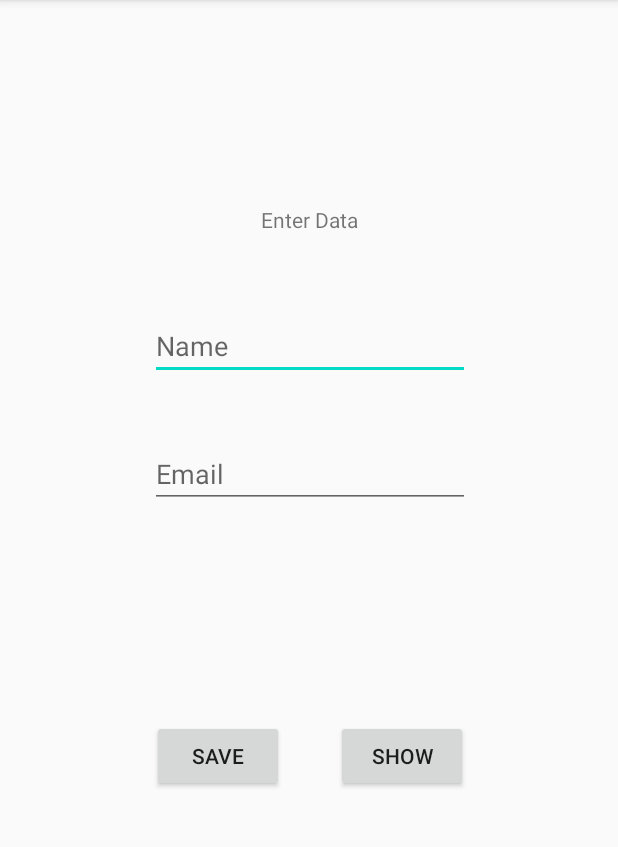
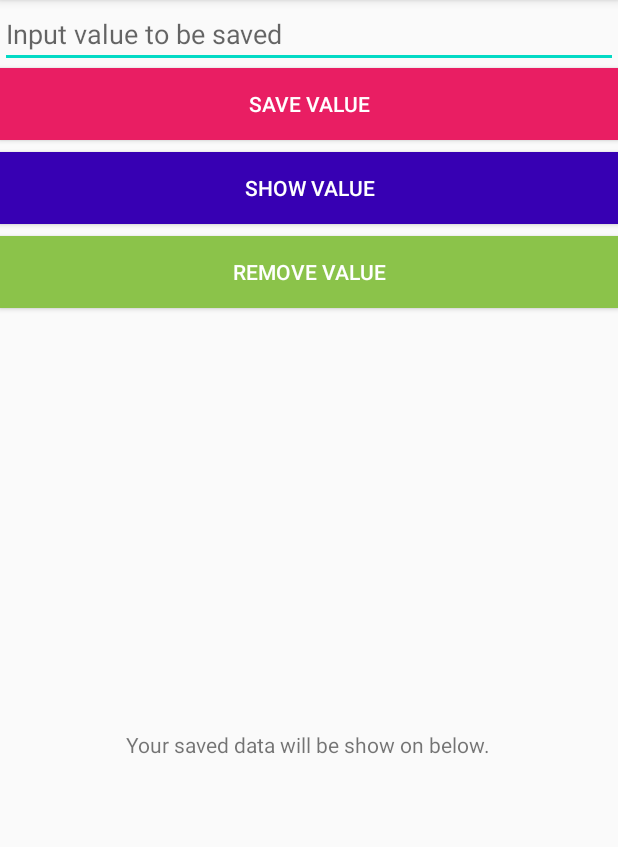
Before and after one commit to cristinashuw/SharedPreferences, an Android app: the screen it shows after launch (MainActivity before the commit, MainActivity2 after it), on a phone screen of 412 x 824 dp, the part 84-931 px from its top. Run offline under Robolectric (Android 15) with nearby library versions, the phone set to English and light mode, and no system bars.

Commit message:
Local storage for store data.

```diff
--- a/app/src/main/AndroidManifest.xml
+++ b/app/src/main/AndroidManifest.xml
@@ -9,7 +9,8 @@
         android:roundIcon="@mipmap/ic_launcher_round"
         android:supportsRtl="true"
         android:theme="@style/AppTheme">
-        <activity android:name=".MainActivity">
+<!--        <activity android:name=".MainActivity2"></activity>-->
+        <activity android:name=".MainActivity2">
             <intent-filter>
                 <action android:name="android.intent.action.MAIN" />
 
--- /dev/null
+++ b/app/src/main/java/com/cristinashuw/passdata/MainActivity2.java
@@ -0,0 +1,99 @@
+package com.cristinashuw.passdata;
+
+import androidx.appcompat.app.AppCompatActivity;
+
+import android.content.SharedPreferences;
+import android.os.Bundle;
+import android.view.View;
+import android.widget.Button;
+import android.widget.EditText;
+import android.widget.TextView;
+import android.widget.Toast;
+
+public class MainActivity2 extends AppCompatActivity {
+
+    EditText input;
+    Button save_data;
+    Button show_value;
+    TextView show_data;
+    Button remove_data;
+
+    @Override
+    protected void onCreate(Bundle savedInstanceState) {
+        super.onCreate(savedInstanceState);
+        setContentView(R.layout.activity_main2);
+
+        input = findViewById(R.id.input);
+        save_data = findViewById(R.id.save_value);
+        show_data = findViewById(R.id.show_value_text);
+        show_value = findViewById(R.id.show_value);
+        remove_data = findViewById(R.id.remove_value);
+
+        save_data.setOnClickListener(new View.OnClickListener() {
+            @Override
+            public void onClick(View view) {
+                if (input.getText().toString().isEmpty()) {
+                    Toast.makeText(MainActivity2.this, "Please Enter Data", Toast.LENGTH_SHORT).show();
+                    input.setError("Please input");
+                    input.requestFocus();
+                    return;
+                }
+                saveData("key_1", input.getText().toString());
+                input.setText("");
+            }
+        });
+
+        show_value.setOnClickListener(new View.OnClickListener() {
+            @Override
+            public void onClick(View view) {
+                String data = getData("key_1");
+
+                if (data == null) {
+                    show_data.setText("No value set.");
+                }
+                else {
+                    show_data.setText(data);
+                }
+            }
+        });
+
+        remove_data.setOnClickListener(new View.OnClickListener() {
+            @Override
+            public void onClick(View view) {
+                removeData("key_1");
+            }
+        });
+    }
+
+
+    //    save data from input
+    private void saveData(String key, String value) {
+        SharedPreferences sharedPreferences = getSharedPreferences("MyPref", 0);
+        SharedPreferences.Editor editor = sharedPreferences.edit();
+
+        editor.putString(key, value);
+        editor.apply();
+
+    }
+
+//    get saved data
+    private String getData(String key) {
+        SharedPreferences sharedPreferences = getSharedPreferences("MyPref", 0);
+        if (sharedPreferences.contains(key)) {
+            String data = sharedPreferences.getString(key, null);
+            return data;
+        }
+        else {
+            return null;
+        }
+
+    }
+
+//    remove data from share preferences
+    private void removeData(String key) {
+        SharedPreferences sharedPreferences = getSharedPreferences("MyPref", 0);
+        SharedPreferences.Editor editor = sharedPreferences.edit();
+        editor.remove(key);
+        editor.apply();
+    }
+}
--- /dev/null
+++ b/app/src/main/res/layout/activity_main2.xml
@@ -0,0 +1,84 @@
+<?xml version="1.0" encoding="utf-8"?>
+<androidx.constraintlayout.widget.ConstraintLayout xmlns:android="http://schemas.android.com/apk/res/android"
+    xmlns:app="http://schemas.android.com/apk/res-auto"
+    xmlns:tools="http://schemas.android.com/tools"
+    android:layout_width="match_parent"
+    android:layout_height="match_parent"
+    tools:context=".MainActivity2"
+    android:orientation="horizontal">
+
+    <EditText
+        android:id="@+id/input"
+        android:layout_width="match_parent"
+        android:layout_height="wrap_content"
+        android:autofillHints=""
+        android:hint="@string/input_value_to_be_saved"
+        android:inputType=""
+        app:layout_constraintEnd_toEndOf="parent"
+        app:layout_constraintStart_toStartOf="parent"
+        app:layout_constraintTop_toTopOf="parent" />
+
+    <Button
+        android:id="@+id/save_value"
+        android:layout_width="match_parent"
+        android:layout_height="wrap_content"
+        android:background="#E91E63"
+        android:text="@string/save_value"
+        android:textColor="#fff"
+        app:layout_constraintEnd_toEndOf="parent"
+        app:layout_constraintStart_toStartOf="parent"
+        app:layout_constraintTop_toBottomOf="@+id/input" />
+
+    <Button
+        android:id="@+id/show_value"
+        android:layout_width="match_parent"
+        android:layout_height="wrap_content"
+        android:layout_marginTop="8dp"
+        android:background="@color/colorPrimaryDark"
+        android:text="@string/show_value"
+        android:textColor="#fff"
+        app:layout_constraintEnd_toEndOf="parent"
+        app:layout_constraintHorizontal_bias="0.0"
+        app:layout_constraintStart_toStartOf="parent"
+        app:layout_constraintTop_toBottomOf="@+id/save_value" />
+
+    <Button
+        android:id="@+id/remove_value"
+        android:layout_width="match_parent"
+        android:layout_height="wrap_content"
+        android:layout_marginTop="8dp"
+        android:background="#8BC34A"
+        android:text="@string/remove_value"
+        android:textColor="#fff"
+        app:layout_constraintEnd_toEndOf="parent"
+        app:layout_constraintHorizontal_bias="0.0"
+        app:layout_constraintStart_toStartOf="parent"
+        app:layout_constraintTop_toBottomOf="@+id/show_value" />
+
+    <TextView
+        android:id="@+id/data_show"
+        android:layout_width="wrap_content"
+        android:layout_height="wrap_content"
+        android:layout_marginBottom="6dp"
+        android:text="@string/your_saved_data_will_be_show_on_below"
+        app:layout_constraintBottom_toTopOf="@+id/show_value_text"
+        app:layout_constraintEnd_toEndOf="parent"
+        app:layout_constraintHorizontal_bias="0.496"
+        app:layout_constraintStart_toStartOf="parent" />
+
+    <TextView
+        android:id="@+id/show_value_text"
+        android:layout_width="410dp"
+        android:layout_height="63dp"
+        android:layout_marginTop="512dp"
+        android:padding="10dp"
+        android:textAlignment="center"
+        android:textColor="#000"
+        app:layout_constraintEnd_toEndOf="parent"
+        app:layout_constraintHorizontal_bias="1.0"
+        app:layout_constraintStart_toStartOf="parent"
+        app:layout_constraintTop_toTopOf="parent"
+        android:gravity="center_horizontal" />
+
+
+</androidx.constraintlayout.widget.ConstraintLayout>
--- a/app/src/main/res/values/strings.xml
+++ b/app/src/main/res/values/strings.xml
@@ -8,4 +8,10 @@
     <string name="name_main">Name</string>
     <string name="enter_data">Enter Data</string>
     <string name="detail_data">Detail Data</string>
+    <string name="save_value">Save Value</string>
+    <string name="show_value">Show Value</string>
+    <string name="remove_value">Remove Value</string>
+    <string name="input_value_to_be_saved">Input value to be saved</string>
+    <string name="show_data_text">Show data :</string>
+    <string name="your_saved_data_will_be_show_on_below">Your saved data will be show on below.</string>
 </resources>
```
